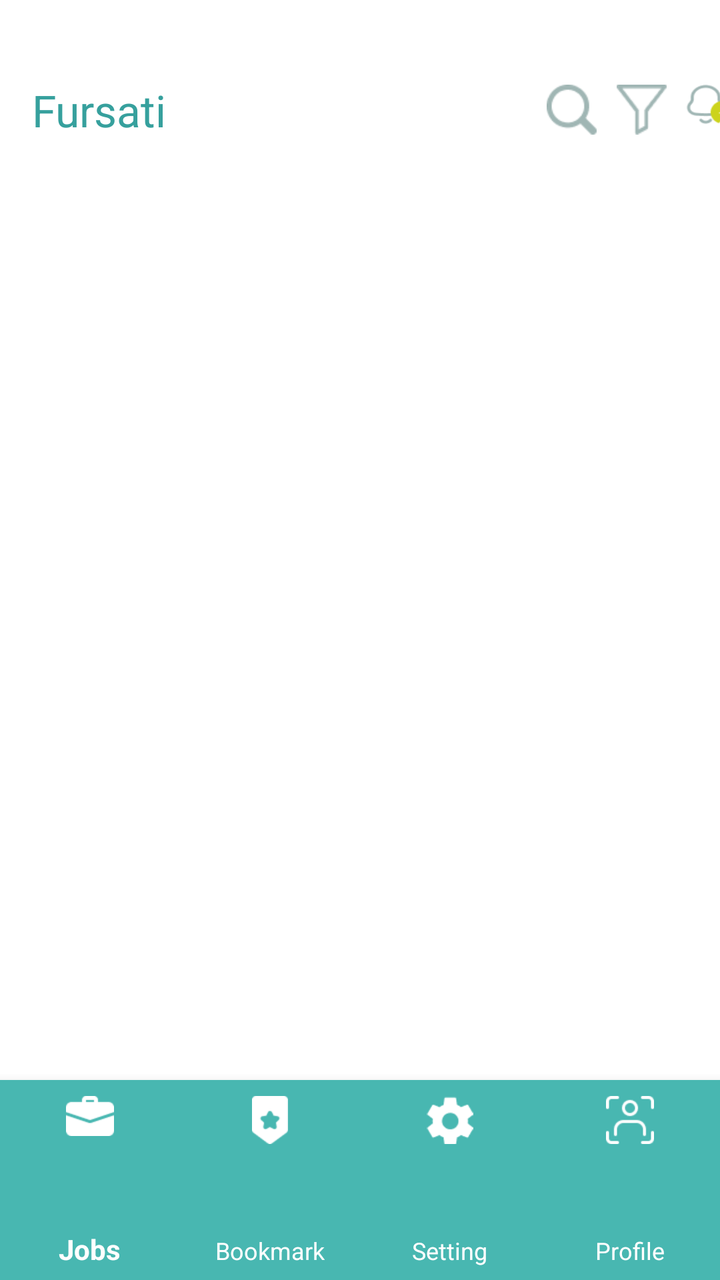
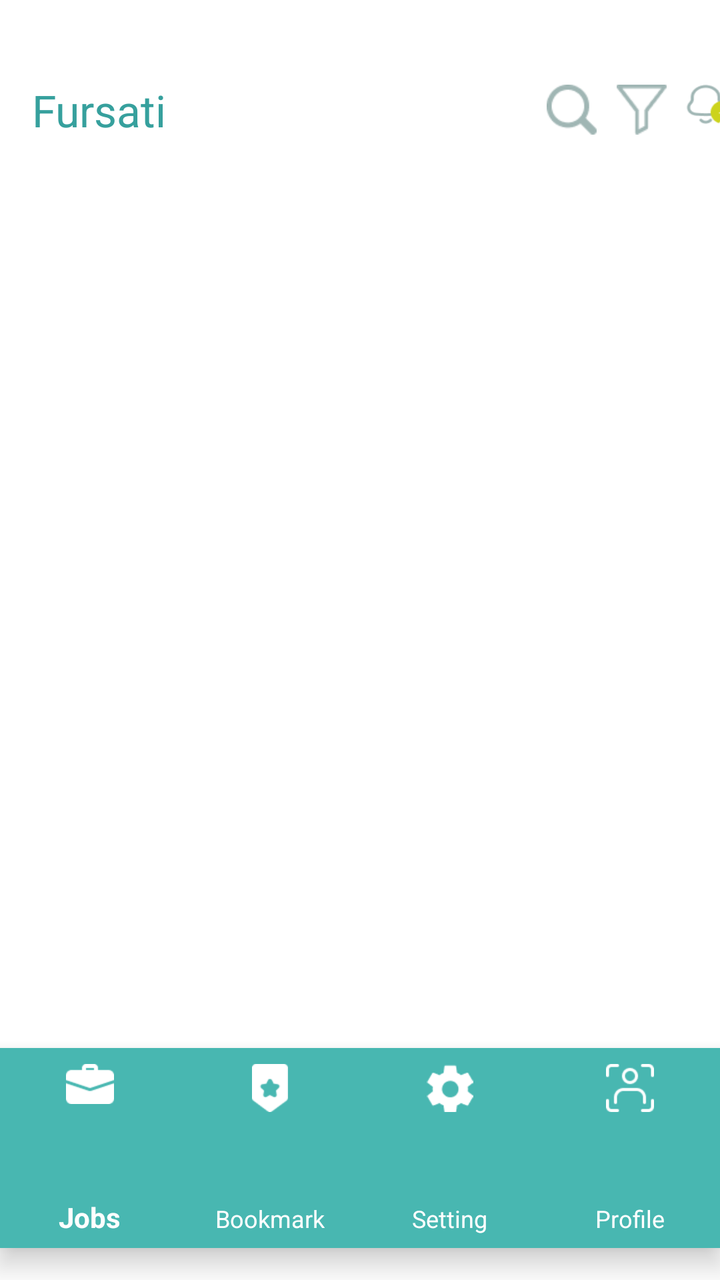

Two renders of the same Android screen: before a commit and after it. Below are the layout's source before the change and the commit's diff.
<!-- AndroidManifest.xml: application theme Theme.Job -->
<!-- res/layout/activity_main.xml -->
<?xml version="1.0" encoding="utf-8"?>
<androidx.constraintlayout.widget.ConstraintLayout xmlns:android="http://schemas.android.com/apk/res/android"
    xmlns:app="http://schemas.android.com/apk/res-auto"
    xmlns:tools="http://schemas.android.com/tools"
    android:layout_width="match_parent"
    android:layout_height="match_parent"
    android:background="@color/white">
    <Toolbar
        android:id="@+id/toolbar"
        android:layout_width="match_parent"


        android:layout_height="wrap_content"
        app:layout_constraintEnd_toEndOf="parent"
        app:layout_constraintStart_toStartOf="parent"
        app:layout_constraintTop_toTopOf="parent">

        <LinearLayout
            android:id="@+id/linearLayout"
            android:layout_width="match_parent"

            android:layout_marginTop="20dp"

            android:layout_height="70dp"
            app:layout_constraintEnd_toEndOf="parent"
            app:layout_constraintStart_toStartOf="parent"
            app:layout_constraintTop_toTopOf="parent">

            <TextView
                android:id="@+id/fursati"
                android:layout_width="wrap_content"
                android:layout_height="wrap_content"
                android:layout_gravity="center_vertical"
                android:text="Fursati"

                android:textColor="@color/primary"
                android:textSize="22sp"
                app:layout_constraintStart_toStartOf="parent"
                app:layout_constraintTop_toTopOf="parent" />

            <ImageView
                android:id="@+id/search_ic"
                android:layout_width="25dp"
                android:layout_height="25dp"
                android:layout_gravity="center_vertical"
                android:layout_marginStart="190dp"
                android:background="@drawable/img_15" />

            <ImageView
                android:id="@+id/filter_ic"
                android:layout_width="25dp"
                android:layout_height="25dp"
                android:layout_gravity="center_vertical"
                android:layout_marginStart="10dp"
                android:background="@drawable/img_16" />

            <ImageView
                android:id="@+id/notification_ic_btn"
                android:layout_width="25dp"
                android:layout_height="25dp"
                android:layout_gravity="center_vertical"
                android:layout_marginStart="10dp"
                android:background="@drawable/img_17" />

        </LinearLayout>

    </Toolbar>


    <FrameLayout
        android:id="@+id/flFragment"
        android:layout_width="match_parent"
        android:layout_height="0dp"
        app:layout_constraintBottom_toTopOf="@+id/bottomNavigationView"
        app:layout_constraintEnd_toEndOf="parent"
        app:layout_constraintStart_toStartOf="parent"

        app:layout_constraintTop_toBottomOf="@+id/toolbar" />


    <com.google.android.material.bottomnavigation.BottomNavigationView
        android:id="@+id/bottomNavigationView"
        android:layout_width="match_parent"
        android:layout_height="100dp"
        android:background="#48B7B1"
        android:elevation="8dp"
        app:itemIconTint="@color/white"
        app:itemTextColor="@color/white"
        app:labelVisibilityMode="labeled"
        app:layout_constraintBottom_toBottomOf="parent"
        app:layout_constraintEnd_toEndOf="parent"
        app:layout_constraintStart_toStartOf="parent"
        app:menu="@menu/menu"
        tools:ignore="DuplicateIds"
        />

</androidx.constraintlayout.widget.ConstraintLayout>
<!-- resources referenced by this layout -->
<resources>
  <color name="primary">#36a09d</color>
  <color name="white">#FFFFFFFF</color>
  <!-- drawable img_15: png bitmap (drawable, 677 bytes) -->
  <!-- drawable img_16: png bitmap (drawable, 472 bytes) -->
  <!-- drawable img_17: png bitmap (drawable, 1070 bytes) -->
  <style name="Theme.Job" parent="Base.Theme.Job" />
  <style name="Base.Theme.Job" parent="Theme.AppCompat.DayNight.NoActionBar">
          
          
      </style>
</resources>

<!-- the commit's change to res/layout/activity_main.xml (unified diff, before → after) -->
@@ -82,6 +82,7 @@
         android:id="@+id/bottomNavigationView"
         android:layout_width="match_parent"
         android:layout_height="100dp"
+        android:layout_marginBottom="16dp"
         android:background="#48B7B1"
         android:elevation="8dp"
         app:itemIconTint="@color/white"
@@ -89,9 +90,10 @@
         app:labelVisibilityMode="labeled"
         app:layout_constraintBottom_toBottomOf="parent"
         app:layout_constraintEnd_toEndOf="parent"
+        app:layout_constraintHorizontal_bias="0.0"
         app:layout_constraintStart_toStartOf="parent"
         app:menu="@menu/menu"
-        tools:ignore="DuplicateIds"
-        />
+        tools:ignore="DuplicateIds" />
+
 
 </androidx.constraintlayout.widget.ConstraintLayout>
